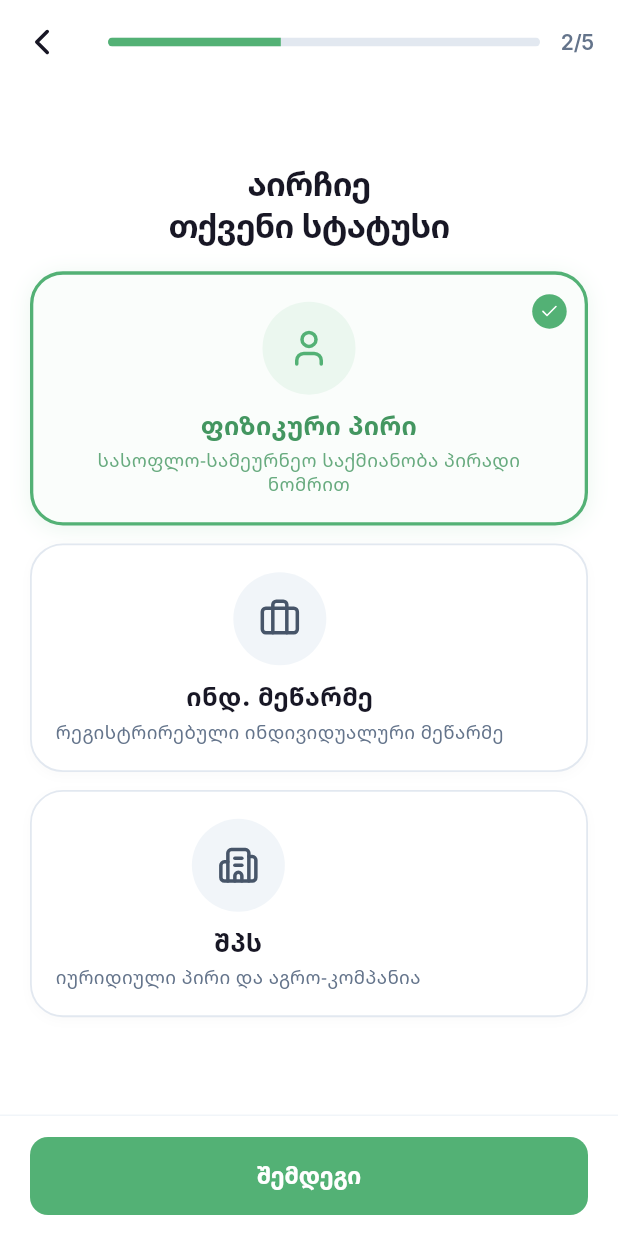
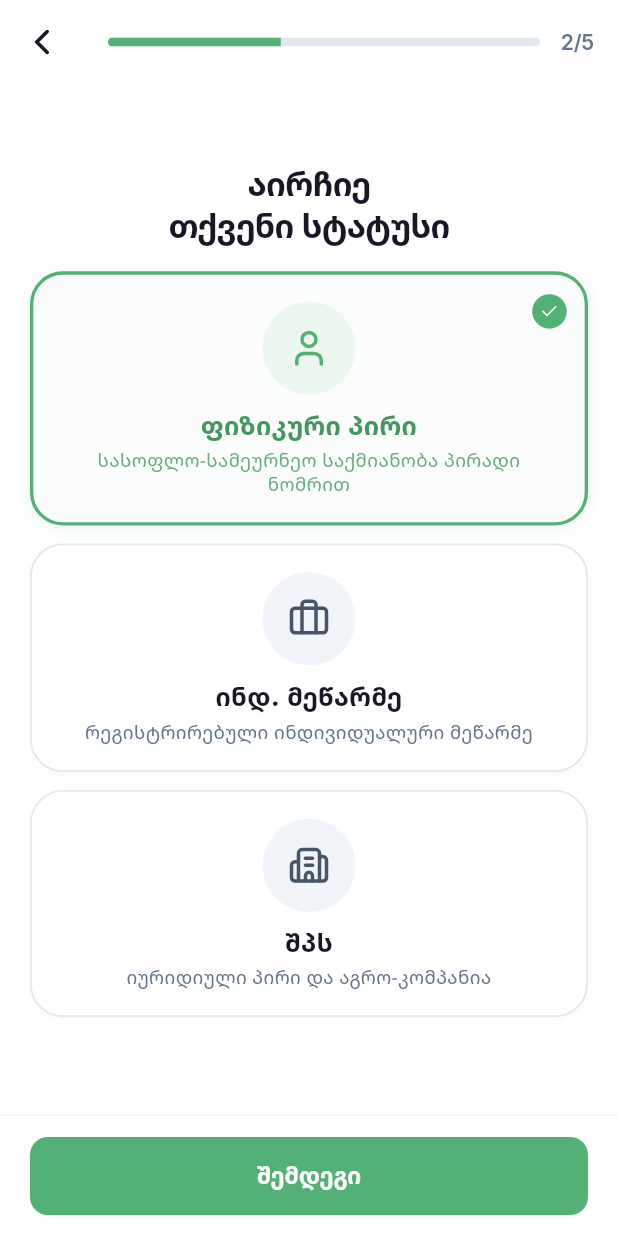
Before and after one commit to Sanchoka19/AgroKera, a Flutter app: the FarmerOnboardingScreen screen opened directly, after a tap on "ატვირთე", after a tap on "შემდეგი", on a phone screen of 412 x 824 dp. Run offline on Flutter 3.47's test engine with Material 3 defaults, Android fonts, the phone set to English and light mode, and no system bars; our stand-ins replace dio, flutter_map, flutter_riverpod, flutter_svg, google_fonts, latlong2 and 1 more; network calls fail; Roboto replaces fonts that are missing (Noto Sans Georgian).

Commit message:
fix(farmer-onboarding): perfectly center legal status cards content and enable smooth scrolling

```diff
--- a/lib/features/farmer_onboarding/presentation/screens/farmer_onboarding_screen.dart
+++ b/lib/features/farmer_onboarding/presentation/screens/farmer_onboarding_screen.dart
@@ -246,12 +246,10 @@ class _FarmerOnboardingScreenState extends ConsumerState<FarmerOnboardingScreen>
                 child: KeyedSubtree(
                   key: ValueKey<int>(_currentStep),
                   child: SingleChildScrollView(
-                    physics: _currentStep == 2
-                        ? const NeverScrollableScrollPhysics()
-                        : const BouncingScrollPhysics(),
-                    padding: EdgeInsets.symmetric(
+                    physics: const BouncingScrollPhysics(),
+                    padding: const EdgeInsets.symmetric(
                       horizontal: 20,
-                      vertical: _currentStep == 2 ? 0 : 8,
+                      vertical: 8,
                     ),
                     child: _buildCurrentStepContent(),
                   ),
@@ -526,25 +524,11 @@ class _FarmerOnboardingScreenState extends ConsumerState<FarmerOnboardingScreen>
                 ),
                 child: Stack(
                   clipBehavior: Clip.none,
+                  alignment: Alignment.center,
                   children: [
-                    if (isSelected)
-                      Positioned(
-                        top: -5,
-                        right: -4,
-                        child: Container(
-                          padding: const EdgeInsets.all(5),
-                          decoration: const BoxDecoration(
-                            color: AppColors.primary,
-                            shape: BoxShape.circle,
-                          ),
-                          child: const Icon(
-                            LucideIcons.check,
-                            size: 13,
-                            color: Colors.white,
-                          ),
-                        ),
-                      ),
-                    Column(
+                    SizedBox(
+                      width: double.infinity,
+                      child: Column(
                         mainAxisSize: MainAxisSize.min,
                         crossAxisAlignment: CrossAxisAlignment.center,
                         children: [
@@ -596,6 +580,24 @@ class _FarmerOnboardingScreenState extends ConsumerState<FarmerOnboardingScreen>
                             textAlign: TextAlign.center,
                           ),
                         ],
+                      ),
+                    ),
+                    if (isSelected)
+                      Positioned(
+                        top: -5,
+                        right: -4,
+                        child: Container(
+                          padding: const EdgeInsets.all(5),
+                          decoration: const BoxDecoration(
+                            color: AppColors.primary,
+                            shape: BoxShape.circle,
+                          ),
+                          child: const Icon(
+                            LucideIcons.check,
+                            size: 13,
+                            color: Colors.white,
+                          ),
+                        ),
                       ),
                   ],
                 ),
```
Lines whose indentation alone changed are shown as unchanged.
